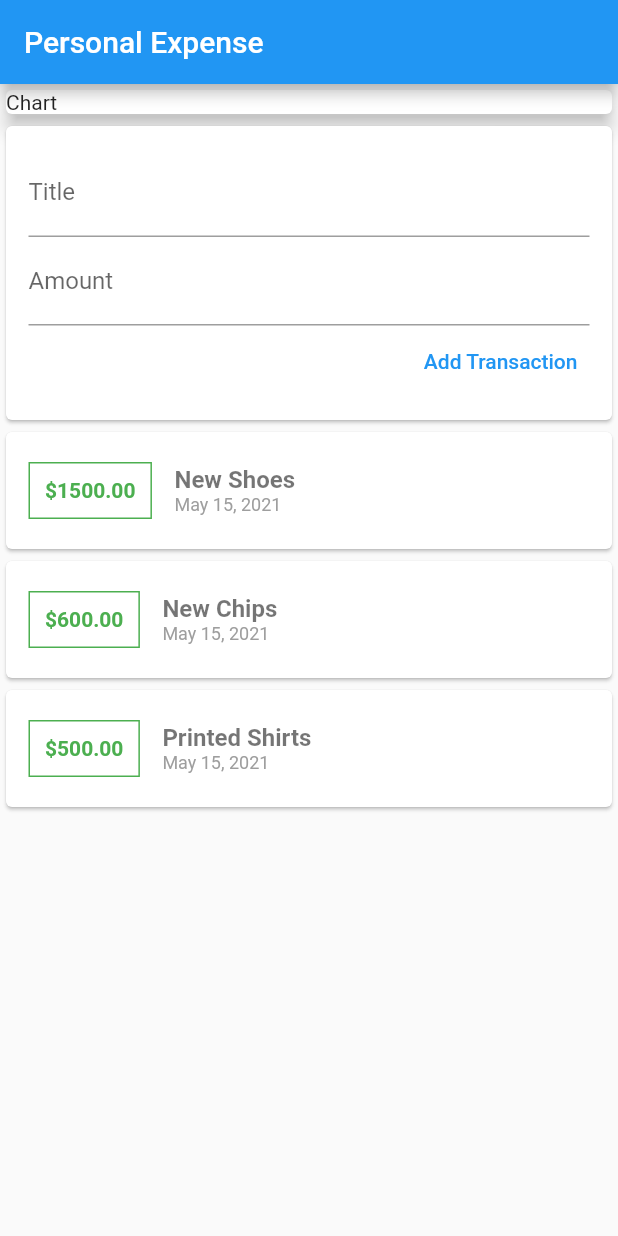
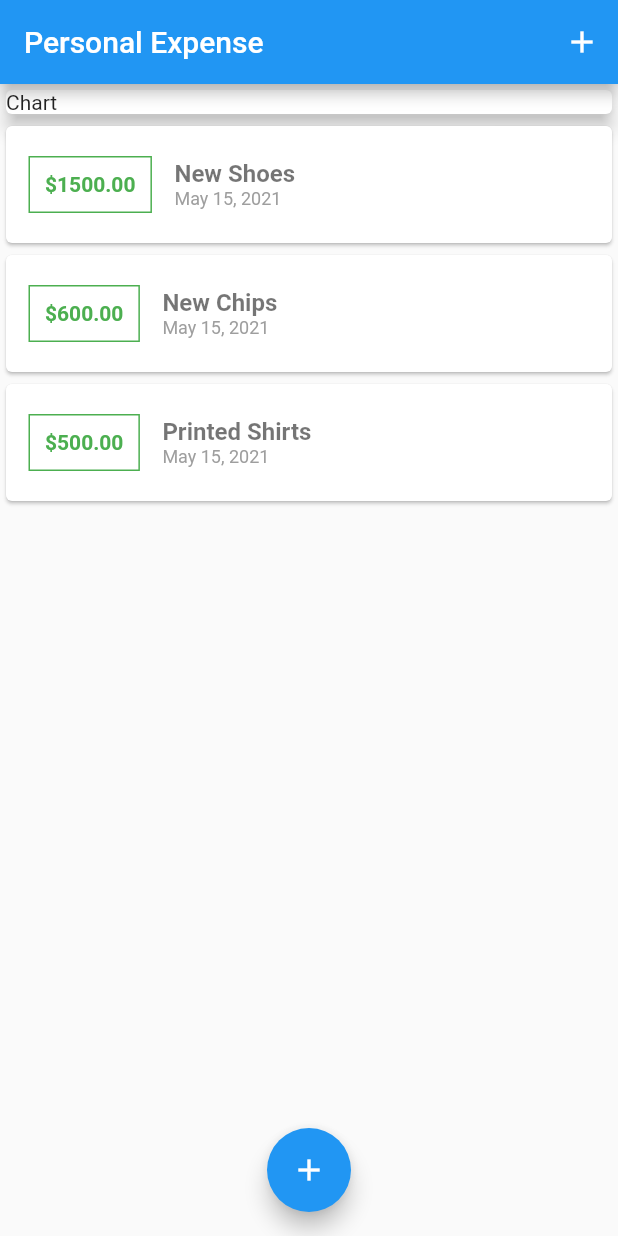
Before and after one commit to deepak52567/flutter-tutorial-path, a Flutter app: the screen it shows after launch, on a phone screen of 412 x 824 dp. Run offline on Flutter 3.47's test engine with Material 2 defaults, Android fonts, the phone set to English and light mode, and no system bars.

Commit message:
Add new transaction as stateful widget and close on submit functionality

```diff
--- a/personal_expense_app/lib/main.dart
+++ b/personal_expense_app/lib/main.dart
@@ -1,15 +1,51 @@
 import 'package:flutter/material.dart';
-import 'package:personal_expense_app/widgets/user_transaction.dart';
+import 'package:personal_expense_app/widgets/new_transaction.dart';
+import 'package:personal_expense_app/widgets/transaction_list.dart';
 
-void main() => runApp(MyPeronsalExpense());
+import 'models/transaction.dart';
 
-class MyPeronsalExpense extends StatelessWidget {
+void main() => runApp(MyPersonalExpense());
+
+class MyPersonalExpense extends StatefulWidget {
   // String titleInput;
   // String amountInput;
 
   // Can also work in stateless widget
-  final titleController = TextEditingController();
-  final amountController = TextEditingController();
+  @override
+  _MyPersonalExpenseState createState() => _MyPersonalExpenseState();
+}
+
+class _MyPersonalExpenseState extends State<MyPersonalExpense> {
+  final List<Transaction> _userTransactions = [
+    Transaction(
+        id: 't1', title: 'New Shoes', amount: 1500, date: DateTime.now()),
+    Transaction(
+        id: 't2', title: 'New Chips', amount: 600, date: DateTime.now()),
+    Transaction(
+        id: 't3', title: 'Printed Shirts', amount: 500, date: DateTime.now()),
+  ];
+
+  void _addNewTransaction(String txTitle, double txAmount) {
+    final newTx = Transaction(
+      id: DateTime.now().toString(),
+      title: txTitle,
+      amount: txAmount,
+      date: DateTime.now(),
+    );
+
+    setState(() {
+      _userTransactions.add(newTx);
+    });
+  }
+
+  void _startAddNewTransaction(BuildContext ctx) {
+    showModalBottomSheet(
+      context: ctx,
+      builder: (_) {
+        return NewTransaction(_addNewTransaction);
+      },
+    );
+  }
 
   @override
   Widget build(BuildContext context) {
@@ -18,6 +54,14 @@ class MyPeronsalExpense extends StatelessWidget {
       home: Scaffold(
           appBar: AppBar(
             title: Text('Personal Expense'),
+            actions: <Widget>[
+              Builder(
+                builder: (context) => IconButton(
+                  icon: Icon(Icons.add),
+                  onPressed: () => _startAddNewTransaction(context),
+                ),
+              )
+            ],
           ),
           body: SingleChildScrollView(
             child: Column(
@@ -33,11 +77,18 @@ class MyPeronsalExpense extends StatelessWidget {
                     color: Colors.white,
                   ),
                 ),
-              UserTransaction(),
+                TransactionList(_userTransactions),
               ],
             ),
           ),
+          floatingActionButtonLocation:
+              FloatingActionButtonLocation.centerFloat,
+          floatingActionButton: Builder(
+            builder: (context) => FloatingActionButton(
+              child: Icon(Icons.add),
+              onPressed: () => _startAddNewTransaction(context),
             ),
+          )),
     );
   }
 }
--- a/personal_expense_app/lib/widgets/user_transaction.dart
+++ /dev/null
@@ -1,44 +0,0 @@
-import 'package:flutter/material.dart';
-
-import './new_transaction.dart';
-import '../models/transaction.dart';
-import '../widgets/transaction_list.dart';
-
-class UserTransaction extends StatefulWidget {
-  @override
-  _UserTransactionState createState() => _UserTransactionState();
-}
-
-class _UserTransactionState extends State<UserTransaction> {
-  final List<Transaction> _userTransactions = [
-    Transaction(
-        id: 't1', title: 'New Shoes', amount: 1500, date: DateTime.now()),
-    Transaction(
-        id: 't2', title: 'New Chips', amount: 600, date: DateTime.now()),
-    Transaction(
-        id: 't3', title: 'Printed Shirts', amount: 500, date: DateTime.now()),
-  ];
-
-  void _addNewTransaction(String txTitle, double txAmount) {
-    final newTx = Transaction(
-      id: DateTime.now().toString(),
-      title: txTitle,
-      amount: txAmount,
-      date: DateTime.now(),
-    );
-
-    setState(() {
-      _userTransactions.add(newTx);
-    });
-  }
-
-  @override
-  Widget build(BuildContext context) {
-    return Column(
-      children: <Widget>[
-        NewTransaction(_addNewTransaction),
-        TransactionList(_userTransactions),
-      ],
-    );
-  }
-}
```
Also changed, not shown: personal_expense_app/lib/widgets/new_transaction.dart (+14 -4 lines), 1 other file. Lines whose indentation alone changed are shown as unchanged.
